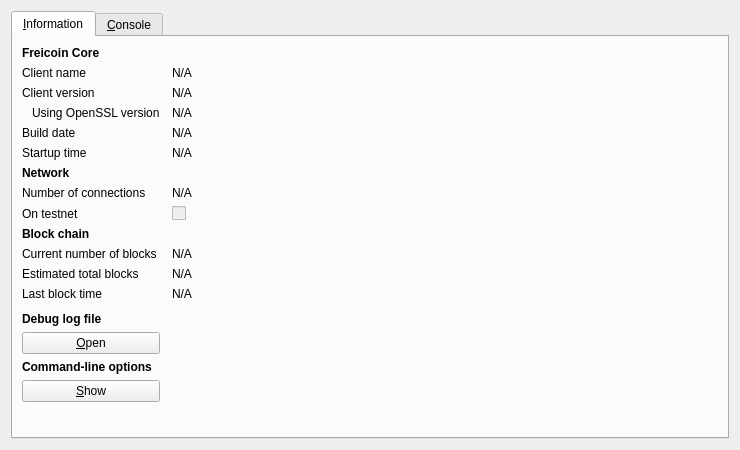
Above: src/qt/forms/rpcconsole.ui from fabcoin-project/fabcoin before the change. Below: the same form after it.
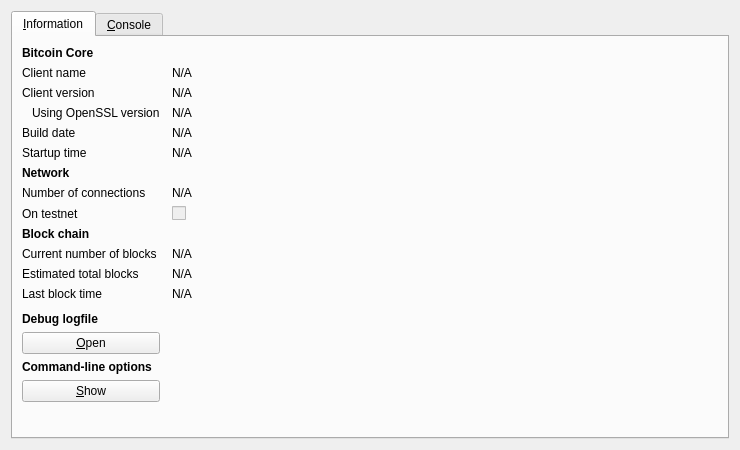
That is the form after the change. Icons and pictures are not drawn.

```diff
--- a/src/qt/forms/rpcconsole.ui
+++ b/src/qt/forms/rpcconsole.ui
@@ -36,7 +36,7 @@
           </font>
          </property>
          <property name="text">
-          <string>Freicoin Core</string>
+          <string>Bitcoin Core</string>
          </property>
         </widget>
        </item>
@@ -315,7 +315,7 @@
           </font>
          </property>
          <property name="text">
-          <string>Debug log file</string>
+          <string>Debug logfile</string>
          </property>
         </widget>
        </item>
```
Left out of the diff: 13 changed lines with no effect on the pictures.
